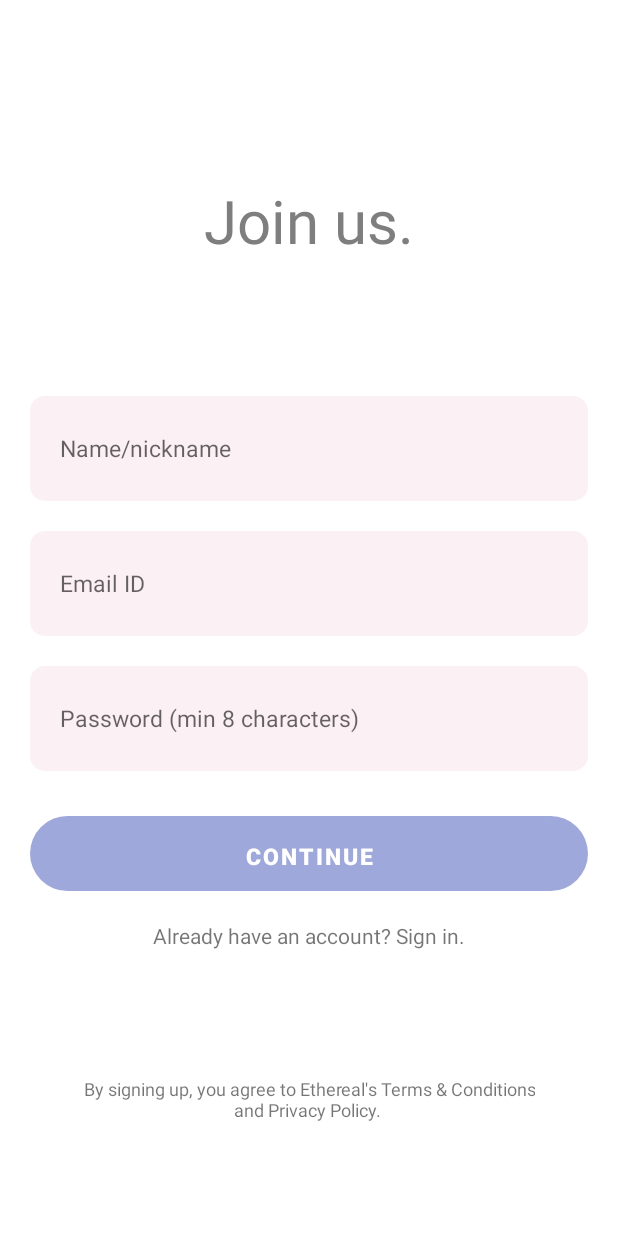
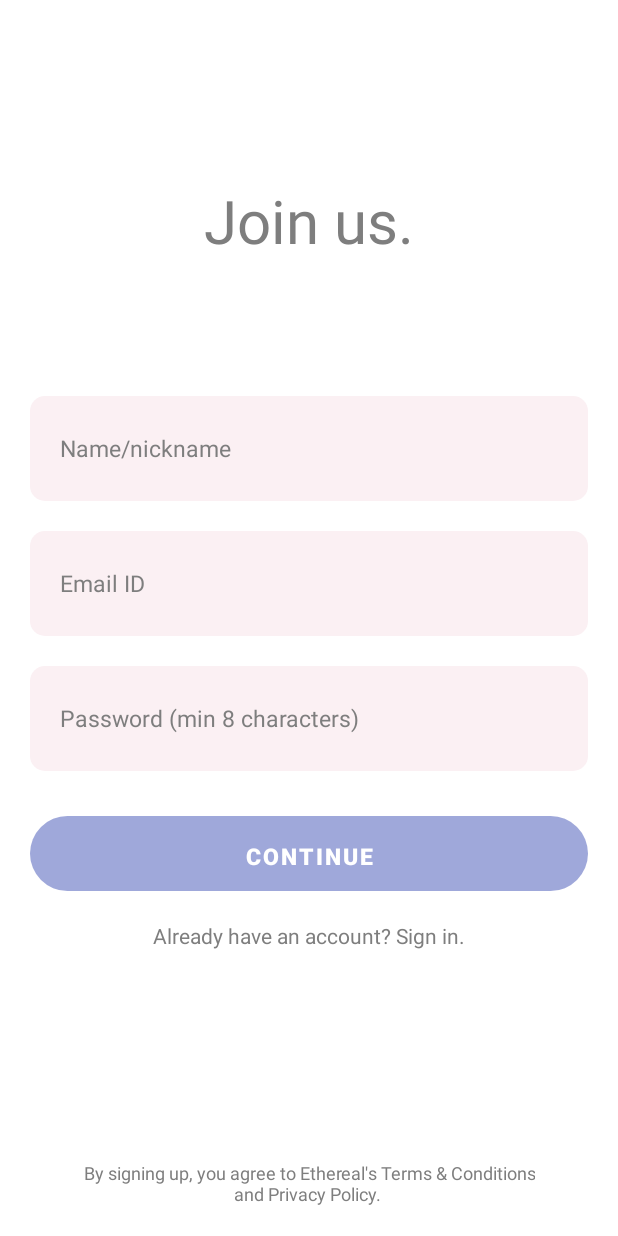
Before and after one commit to Prince-Christopher/Ethereal-1, an Android app: the screen it shows after launch (JoinActivity), on a phone screen of 412 x 824 dp. Run offline under Robolectric (Android 15) with nearby library versions, the phone set to English and light mode, and no system bars.

Commit message:
Updated join us activity (2)

```diff
--- a/app/src/main/res/drawable/roundedrectangle.xml
+++ b/app/src/main/res/drawable/roundedrectangle.xml
@@ -3,5 +3,5 @@
     xmlns:android="http://schemas.android.com/apk/res/android"
     android:shape="rectangle">
     <corners android:radius="10dp"/>
-    <solid android:color="#FBF0F3"/>
+    <solid android:color="@color/pale_pink"/>
 </shape>
--- a/app/src/main/res/layout/activity_join.xml
+++ b/app/src/main/res/layout/activity_join.xml
@@ -6,7 +6,7 @@
     android:layout_height="match_parent"
     tools:context=".JoinActivity"
     android:orientation="vertical"
-    android:layout_marginBottom="?attr/actionBarSize">
+    android:background="@color/white">
 
     <LinearLayout
         android:layout_width="match_parent"
@@ -24,6 +24,8 @@
 
         <EditText
             android:id="@+id/namenickname"
+            android:textColor="@color/grey"
+            android:textColorHint="@color/grey"
             android:layout_width="match_parent"
             android:layout_height="70dp"
             android:layout_gravity="center"
@@ -37,6 +39,8 @@
 
         <EditText
             android:id="@+id/email"
+            android:textColor="@color/grey"
+            android:textColorHint="@color/grey"
             android:layout_width="match_parent"
             android:layout_height="70dp"
             android:layout_gravity="center"
@@ -50,6 +54,8 @@
 
         <EditText
             android:id="@+id/password"
+            android:textColor="@color/grey"
+            android:textColorHint="@color/grey"
             android:layout_width="match_parent"
             android:layout_height="70dp"
             android:layout_gravity="center"
@@ -74,12 +80,13 @@
             android:text="CONTINUE"
             android:textSize="15dp"
             android:textStyle="bold"
-            app:backgroundTint="#9FA8DA" />
+            app:backgroundTint="@color/lavender" />
 
         <TextView
             android:layout_width="wrap_content"
             android:layout_height="wrap_content"
             android:layout_gravity="center"
+            android:textColor="@color/grey"
             android:layout_marginTop="20dp"
             android:text="Already have an account? Sign in." />
 
@@ -95,6 +102,7 @@
             android:layout_alignParentBottom="true"
             android:layout_marginTop="30dp"
             android:paddingBottom="20dp"
+            android:textColor="@color/grey"
             android:gravity="center"
             android:text="By signing up, you agree to Ethereal's Terms &amp; Conditions\nand Privacy Policy. "
             android:textSize="12dp"
--- a/app/src/main/res/values-night/themes.xml
+++ /dev/null
@@ -1,17 +0,0 @@
-<resources xmlns:tools="http://schemas.android.com/tools">
-    <!-- Base application theme. -->
-    <style name="Theme.Ethereal" parent="Theme.MaterialComponents.DayNight.NoActionBar">
-        <!-- Primary brand color. -->
-        <item name="colorPrimary">@color/purple_200</item>
-        <item name="colorPrimaryVariant">@color/purple_700</item>
-        <item name="colorOnPrimary">@color/black</item>
-        <!-- Secondary brand color. -->
-        <item name="colorSecondary">@color/teal_200</item>
-        <item name="colorSecondaryVariant">@color/teal_200</item>
-        <item name="colorOnSecondary">@color/black</item>
-        <!-- Status bar color. -->
-        <item name="android:windowTranslucentStatus">true</item>
-        <item name="android:windowTranslucentNavigation">true</item>
-        <!-- Customize your theme here. -->
-    </style>
-</resources>
--- a/app/src/main/res/values/colors.xml
+++ b/app/src/main/res/values/colors.xml
@@ -7,5 +7,7 @@
     <color name="teal_700">#FF018786</color>
     <color name="black">#FF000000</color>
     <color name="white">#FFFFFFFF</color>
+    <color name="pale_pink">#FFFBF0F3</color>
+    <color name="lavender">#9FA8DA</color>
     <color name="grey">#7e7e7e</color>
 </resources>
--- a/app/src/main/res/values/themes.xml
+++ b/app/src/main/res/values/themes.xml
@@ -11,7 +11,6 @@
         <item name="colorOnSecondary">@color/black</item>
         <!-- Status bar color. -->
         <item name="android:windowTranslucentStatus">true</item>
-        <item name="android:windowTranslucentNavigation">true</item>
         <!-- Customize your theme here. -->
     </style>
 </resources>
```
